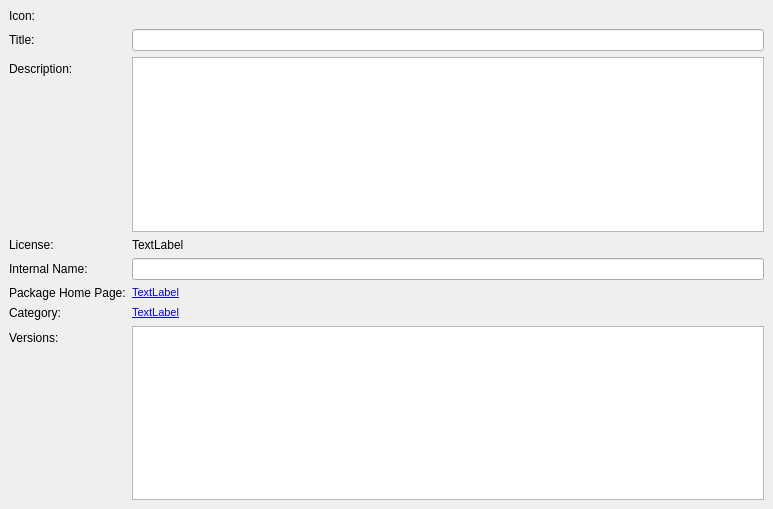
Qt form wpmcpp/src/packageframe.ui (npackd/npackd-cpp) before a commit.
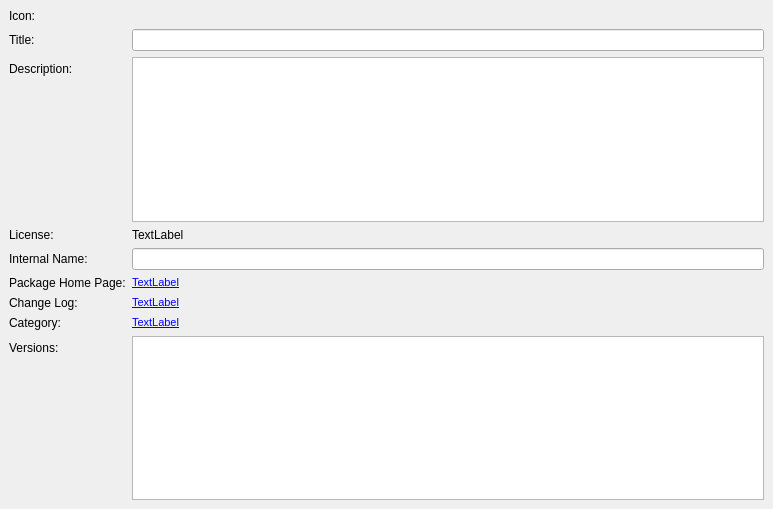
The same form after that commit.

```diff
--- a/wpmcpp/src/packageframe.ui
+++ b/wpmcpp/src/packageframe.ui
@@ -192,14 +192,14 @@
          </property>
         </widget>
        </item>
-       <item row="7" column="0">
+       <item row="8" column="0">
         <widget class="QLabel" name="label_15">
          <property name="text">
           <string>Category:</string>
          </property>
         </widget>
        </item>
-       <item row="7" column="1">
+       <item row="8" column="1">
         <widget class="QLabel" name="labelCategory">
          <property name="mouseTracking">
           <bool>true</bool>
@@ -225,14 +225,14 @@
          </property>
         </widget>
        </item>
-       <item row="8" column="0">
+       <item row="9" column="0">
         <widget class="QLabel" name="label_2">
          <property name="text">
           <string>Versions:</string>
          </property>
         </widget>
        </item>
-       <item row="8" column="1">
+       <item row="9" column="1">
         <widget class="QTableWidget" name="tableWidgetVersions">
          <property name="sizePolicy">
           <sizepolicy hsizetype="Expanding" vsizetype="Expanding">
@@ -257,6 +257,39 @@
          </property>
         </widget>
        </item>
+       <item row="7" column="0">
+        <widget class="QLabel" name="label_7">
+         <property name="text">
+          <string>Change Log:</string>
+         </property>
+        </widget>
+       </item>
+       <item row="7" column="1">
+        <widget class="QLabel" name="labelChangeLog">
+         <property name="mouseTracking">
+          <bool>true</bool>
+         </property>
+         <property name="focusPolicy">
+          <enum>Qt::StrongFocus</enum>
+         </property>
+         <property name="toolTip">
+          <string>change log</string>
+         </property>
+         <property name="text">
+          <string>&lt;!DOCTYPE HTML PUBLIC &quot;-//W3C//DTD HTML 4.0//EN&quot; &quot;http://www.w3.org/TR/REC-html40/strict.dtd&quot;&gt;
+&lt;html&gt;&lt;head&gt;&lt;meta name=&quot;qrichtext&quot; content=&quot;1&quot; /&gt;&lt;style type=&quot;text/css&quot;&gt;
+p, li { white-space: pre-wrap; }
+&lt;/style&gt;&lt;/head&gt;&lt;body style=&quot; font-family:'MS Shell Dlg 2'; font-size:8.25pt; font-weight:400; font-style:normal;&quot;&gt;
+&lt;p style=&quot; margin-top:0px; margin-bottom:0px; margin-left:0px; margin-right:0px; -qt-block-indent:0; text-indent:0px;&quot;&gt;&lt;a href=&quot;http://www.test.de&quot;&gt;&lt;span style=&quot; text-decoration: underline; color:#0000ff;&quot;&gt;TextLabel&lt;/span&gt;&lt;/a&gt;&lt;/p&gt;&lt;/body&gt;&lt;/html&gt;</string>
+         </property>
+         <property name="openExternalLinks">
+          <bool>true</bool>
+         </property>
+         <property name="textInteractionFlags">
+          <set>Qt::LinksAccessibleByMouse|Qt::TextSelectableByKeyboard|Qt::TextSelectableByMouse</set>
+         </property>
+        </widget>
+       </item>
       </layout>
      </widget>
     </widget>
```
